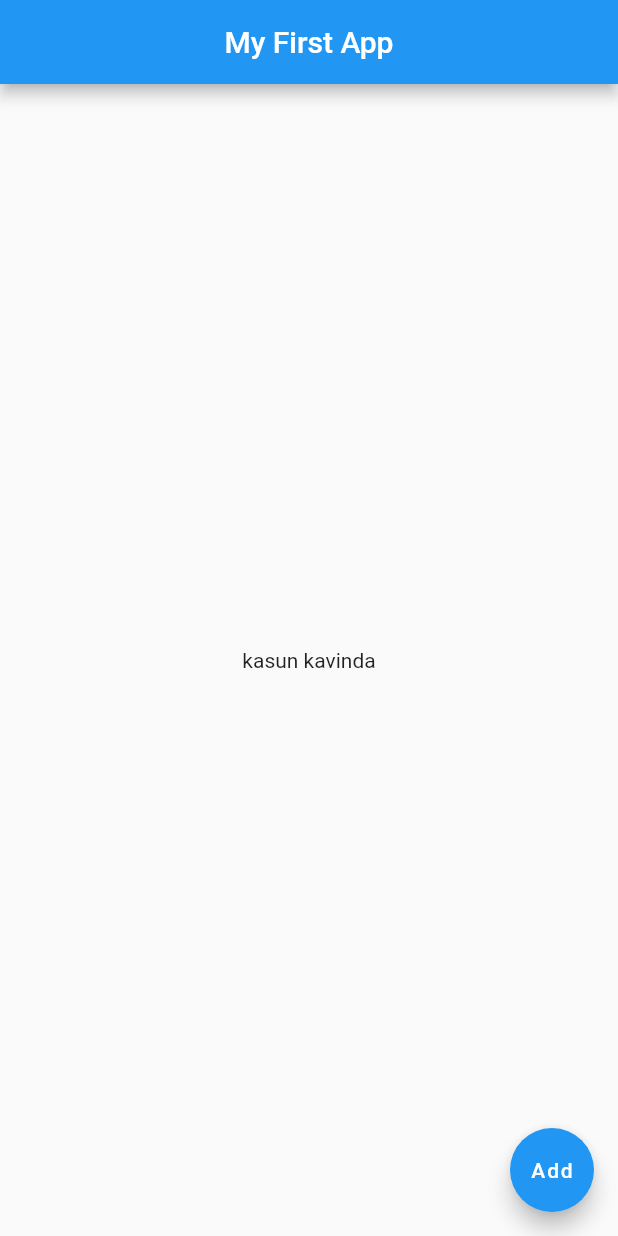
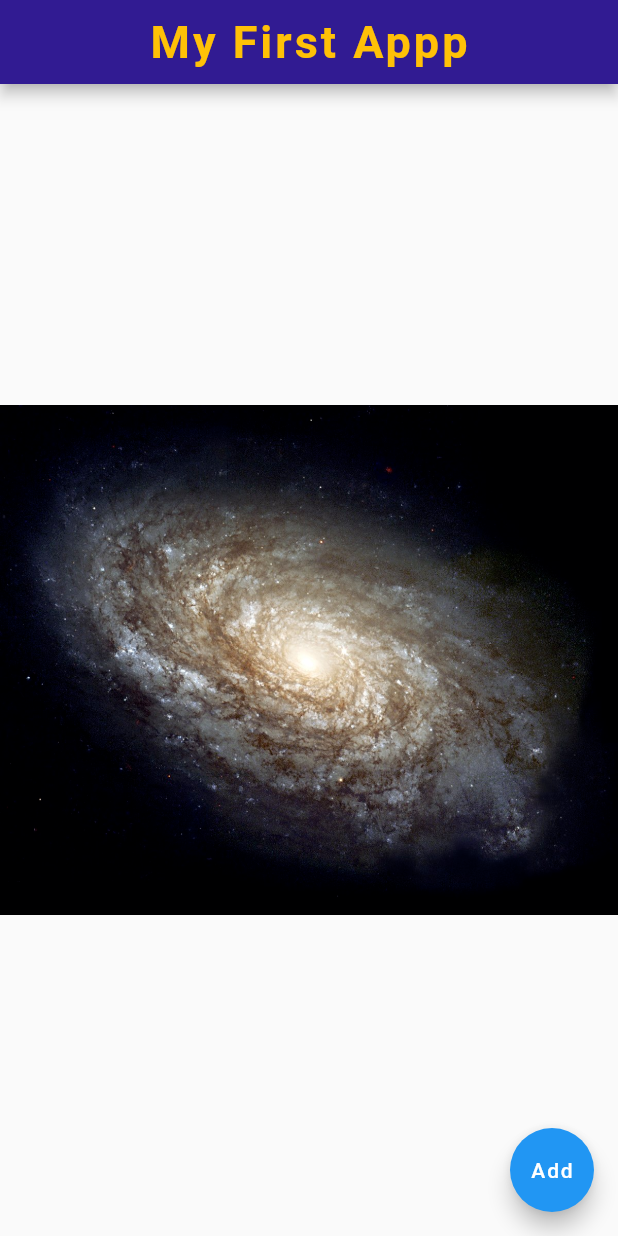
Before and after one commit to kasunkavinda/flutter_concepts, a Flutter app: the screen it shows after launch, on a phone screen of 412 x 824 dp. Run offline on Flutter 3.47's test engine with Material 2 defaults, Android fonts, the phone set to English and light mode, and no system bars.

Commit message:
second commit

```diff
--- a/lib/main.dart
+++ b/lib/main.dart
@@ -1,17 +1,35 @@
 import 'package:flutter/material.dart';
 
 void main() => runApp(MaterialApp(
-  home: Scaffold(
+  home: Home()
+));
+
+class Home extends StatelessWidget {
+  @override
+  Widget build(BuildContext context) {
+    return Scaffold(
       appBar: AppBar(
-      title: Text('My First App'),
+        title: Text(
+          'My First Appp',
+          style: TextStyle(
+              fontSize: 30.0,
+              fontWeight: FontWeight.bold,
+              letterSpacing: 2,
+              color: Colors.amber
+          ),
+        ),
         centerTitle: true,
+        backgroundColor: Colors.deepPurple[900],
       ),
       body:Center(
-      child: Text('kasun kavinda')
+          child: Image(
+            image: AssetImage('assets/image1.jpg')
+          )
       ),
       floatingActionButton: FloatingActionButton(
         onPressed: (){},
         child: Text('Add'),
       ),
-  )
-));
+    );
+  }
+}
```
Also changed, not shown: pubspec.yaml (+3 -4 lines), assets/image1.jpg (added). Lines whose indentation alone changed are shown as unchanged.
